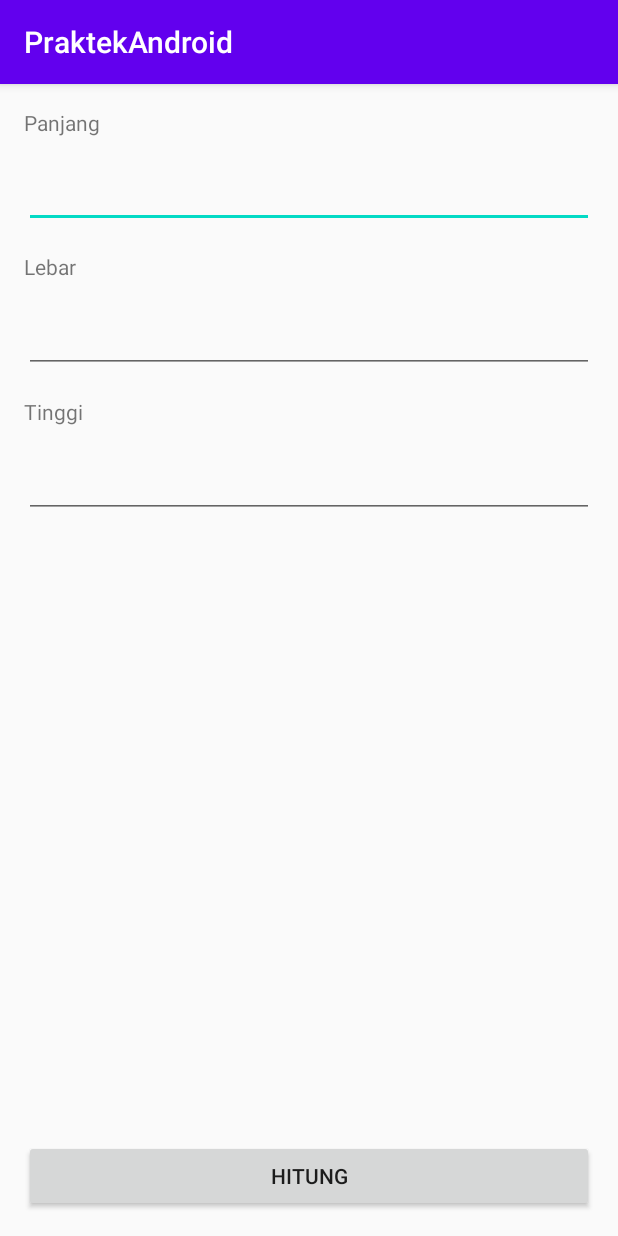
After one commit to muhammadharis06/PraktekAndroid, an Android app: the HitungActivity screen opened directly, with no data from a screen before it, on a phone screen of 412 x 824 dp. The commit adds this screen. Run offline under Robolectric (Android 15) with nearby library versions, the phone set to English and light mode, and no system bars.

Commit message:
Penambahan HitungActivity, panggil dengan intent

```diff
--- a/app/src/main/AndroidManifest.xml
+++ b/app/src/main/AndroidManifest.xml
@@ -9,6 +9,7 @@
         android:roundIcon="@mipmap/ic_launcher_round"
         android:supportsRtl="true"
         android:theme="@style/AppTheme">
+        <activity android:name=".HitungActivity"></activity>
         <activity android:name=".MainActivity">
             <intent-filter>
                 <action android:name="android.intent.action.MAIN" />
--- /dev/null
+++ b/app/src/main/java/com/praktekandroid/HitungActivity.kt
@@ -0,0 +1,12 @@
+package com.praktekandroid
+
+import androidx.appcompat.app.AppCompatActivity
+import android.os.Bundle
+
+class HitungActivity : AppCompatActivity() {
+
+    override fun onCreate(savedInstanceState: Bundle?) {
+        super.onCreate(savedInstanceState)
+        setContentView(R.layout.activity_hitung)
+    }
+}
--- a/app/src/main/java/com/praktekandroid/MainActivity.kt
+++ b/app/src/main/java/com/praktekandroid/MainActivity.kt
@@ -1,8 +1,10 @@
 package com.praktekandroid
 
+import android.content.Intent
 import androidx.appcompat.app.AppCompatActivity
 import android.os.Bundle
 import android.view.View
+import android.widget.Button
 import android.widget.TextView
 import android.widget.Toast
 import kotlinx.android.synthetic.main.activity_main.*
@@ -15,9 +17,15 @@ class MainActivity : AppCompatActivity() {
 
 
         val textView1 = findViewById<TextView>(R.id.textView1)
+        val buttonMGF1ParameterSpec =  findViewById<Button>(R.id.button1)
 
         textView1.setOnClickListener({
             Toast.makeText(this, "hai", Toast.LENGTH_SHORT).show()
         })
+
+        button1.setOnClickListener{
+            val intent = Intent(this@MainActivity,HitungActivity::class.java)
+            startActivity(intent)
+        }
     }
 }
--- /dev/null
+++ b/app/src/main/res/layout/activity_hitung.xml
@@ -0,0 +1,99 @@
+<?xml version="1.0" encoding="utf-8"?>
+<androidx.constraintlayout.widget.ConstraintLayout xmlns:android="http://schemas.android.com/apk/res/android"
+    xmlns:app="http://schemas.android.com/apk/res-auto"
+    xmlns:tools="http://schemas.android.com/tools"
+    android:layout_width="match_parent"
+    android:layout_height="match_parent"
+    tools:context=".HitungActivity">
+
+    <TextView
+        android:id="@+id/Panjang"
+        android:layout_width="wrap_content"
+        android:layout_height="wrap_content"
+        android:layout_marginStart="16dp"
+        android:layout_marginTop="16dp"
+        android:text="Panjang"
+        app:layout_constraintStart_toStartOf="parent"
+        app:layout_constraintTop_toTopOf="parent" />
+
+    <EditText
+        android:id="@+id/editText"
+        android:layout_width="0dp"
+        android:layout_height="wrap_content"
+        android:layout_marginStart="16dp"
+        android:layout_marginTop="15dp"
+        android:layout_marginEnd="16dp"
+        android:ems="10"
+        android:inputType="number"
+        app:layout_constraintEnd_toEndOf="parent"
+        app:layout_constraintStart_toStartOf="parent"
+        app:layout_constraintTop_toBottomOf="@+id/Panjang" />
+
+    <TextView
+        android:id="@+id/textView2"
+        android:layout_width="wrap_content"
+        android:layout_height="wrap_content"
+        android:layout_marginStart="16dp"
+        android:layout_marginTop="16dp"
+        android:text="Lebar"
+        app:layout_constraintStart_toStartOf="parent"
+        app:layout_constraintTop_toBottomOf="@+id/editText" />
+
+    <EditText
+        android:id="@+id/editText2"
+        android:layout_width="0dp"
+        android:layout_height="wrap_content"
+        android:layout_marginStart="16dp"
+        android:layout_marginTop="16dp"
+        android:layout_marginEnd="16dp"
+        android:ems="10"
+        android:inputType="number"
+        app:layout_constraintEnd_toEndOf="parent"
+        app:layout_constraintStart_toStartOf="parent"
+        app:layout_constraintTop_toBottomOf="@+id/textView2" />
+
+    <TextView
+        android:id="@+id/textView3"
+        android:layout_width="wrap_content"
+        android:layout_height="wrap_content"
+        android:layout_marginStart="16dp"
+        android:layout_marginTop="16dp"
+        android:text="Tinggi"
+        app:layout_constraintStart_toStartOf="parent"
+        app:layout_constraintTop_toBottomOf="@+id/editText2" />
+
+    <Button
+        android:id="@+id/button2"
+        android:layout_width="0dp"
+        android:layout_height="wrap_content"
+        android:layout_marginStart="16dp"
+        android:layout_marginEnd="16dp"
+        android:layout_marginBottom="16dp"
+        android:text="Hitung"
+        app:layout_constraintBottom_toBottomOf="parent"
+        app:layout_constraintEnd_toEndOf="parent"
+        app:layout_constraintStart_toStartOf="parent" />
+
+    <EditText
+        android:id="@+id/editText3"
+        android:layout_width="0dp"
+        android:layout_height="wrap_content"
+        android:layout_marginStart="16dp"
+        android:layout_marginTop="16dp"
+        android:layout_marginEnd="16dp"
+        android:ems="10"
+        android:inputType="number"
+        app:layout_constraintEnd_toEndOf="parent"
+        app:layout_constraintStart_toStartOf="parent"
+        app:layout_constraintTop_toBottomOf="@+id/textView3" />
+
+    <TextView
+        android:id="@+id/textView4"
+        android:layout_width="wrap_content"
+        android:layout_height="wrap_content"
+        android:textSize="50sp"
+        app:layout_constraintBottom_toTopOf="@+id/button2"
+        app:layout_constraintEnd_toEndOf="parent"
+        app:layout_constraintStart_toStartOf="parent"
+        app:layout_constraintTop_toBottomOf="@+id/editText3" />
+</androidx.constraintlayout.widget.ConstraintLayout>
--- a/app/src/main/res/layout/activity_main.xml
+++ b/app/src/main/res/layout/activity_main.xml
@@ -10,10 +10,22 @@
         android:id="@+id/textView1"
         android:layout_width="wrap_content"
         android:layout_height="wrap_content"
+        android:layout_marginBottom="16dp"
         android:text="Hello World!"
         app:layout_constraintBottom_toBottomOf="parent"
-        app:layout_constraintLeft_toLeftOf="parent"
-        app:layout_constraintRight_toRightOf="parent"
+        app:layout_constraintEnd_toEndOf="parent"
+        app:layout_constraintStart_toStartOf="parent" />
+
+    <Button
+        android:id="@+id/button1"
+        android:layout_width="0dp"
+        android:layout_height="wrap_content"
+        android:layout_marginStart="16dp"
+        android:layout_marginTop="16dp"
+        android:layout_marginEnd="16dp"
+        android:text="Activity Hitung"
+        app:layout_constraintEnd_toEndOf="parent"
+        app:layout_constraintStart_toStartOf="parent"
         app:layout_constraintTop_toTopOf="parent" />
 
 </androidx.constraintlayout.widget.ConstraintLayout>
--- a/app/src/main/res/values/colors.xml
+++ b/app/src/main/res/values/colors.xml
@@ -1,6 +1,6 @@
 <?xml version="1.0" encoding="utf-8"?>
 <resources>
     <color name="colorPrimary">#6200EE</color>
-    <color name="colorPrimaryDark">#3700B3</color>
+    <color name="colorPrimaryDark">#000000</color>
     <color name="colorAccent">#03DAC5</color>
 </resources>
```
